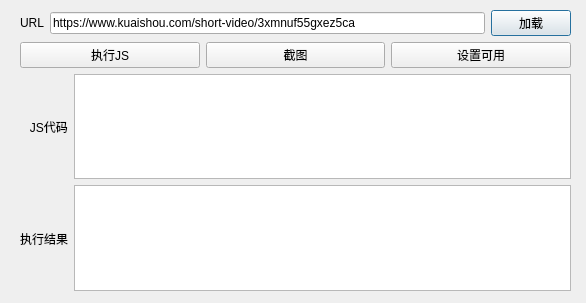
kinglon/mpdc, file mpdc/debugdialog.ui: the form before one commit.
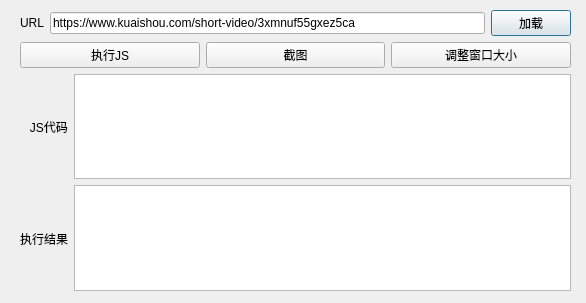
The form after the commit.

```diff
--- a/mpdc/debugdialog.ui
+++ b/mpdc/debugdialog.ui
@@ -70,7 +70,7 @@
       <item>
        <widget class="QPushButton" name="enableBtn">
         <property name="text">
-         <string>设置可用</string>
+         <string>调整窗口大小</string>
         </property>
        </widget>
       </item>
```
Left out of the diff: 2 changed lines with no effect on the pictures.
